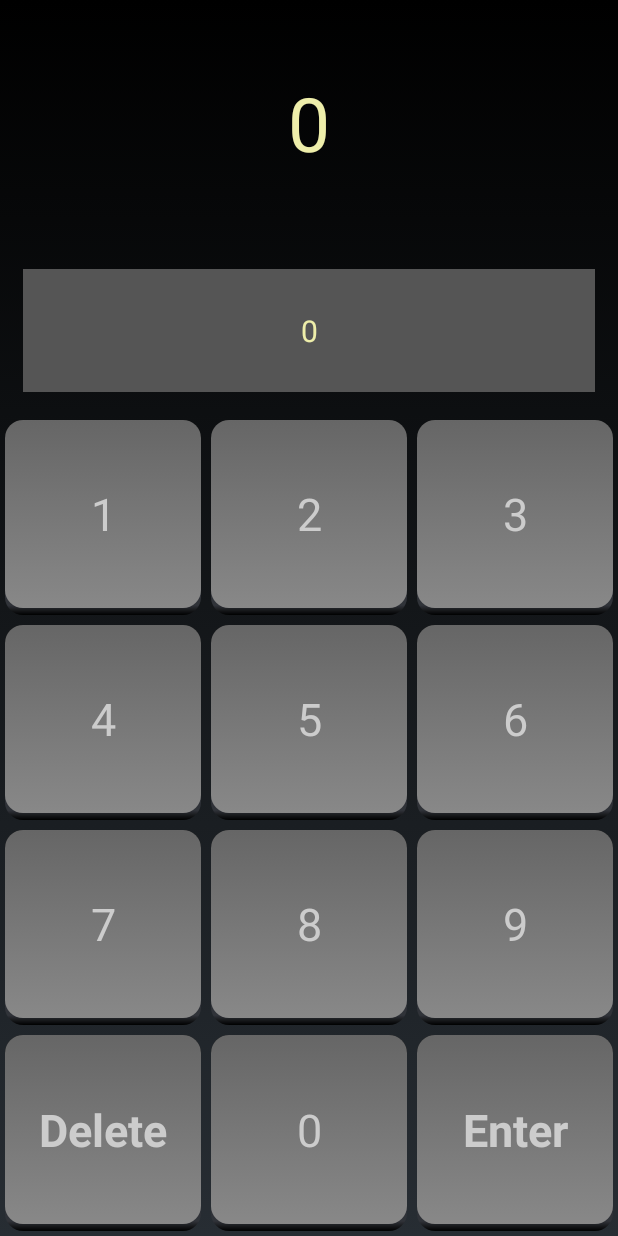
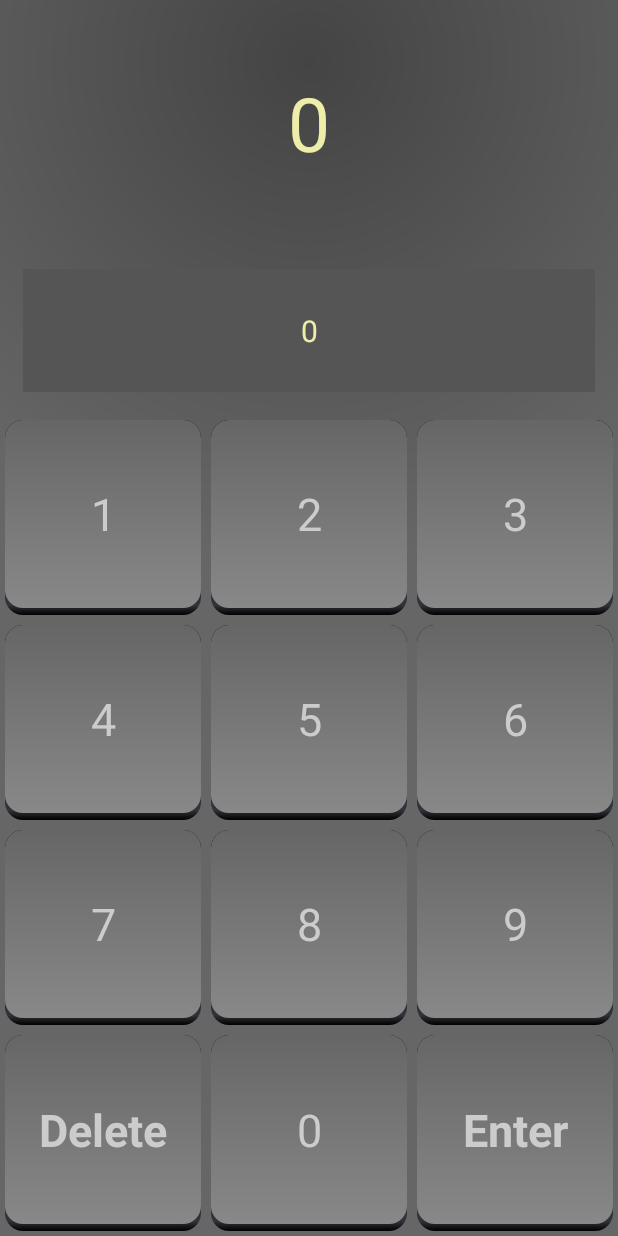
Before and after one commit to beepscore/RemoteControl, an Android app: the screen it shows after launch (RemoteControlActivity), on a phone screen of 412 x 824 dp. Run offline under Robolectric (Android 15) with nearby library versions, the phone set to English and light mode, and no system bars.

Commit message:
Add drawable/remote_background.xml and in fragment_remote_control use it

```diff
--- /dev/null
+++ b/app/src/main/res/drawable/remote_background.xml
@@ -0,0 +1,9 @@
+<?xml version="1.0" encoding="utf-8"?>
+<shape xmlns:android="http://schemas.android.com/apk/res/android">
+    <gradient
+        android:centerY="0.05"
+        android:startColor="#444444"
+        android:endColor="#666666"
+        android:gradientRadius="500"
+        android:type="radial" />
+</shape>
--- a/app/src/main/res/layout/fragment_remote_control.xml
+++ b/app/src/main/res/layout/fragment_remote_control.xml
@@ -3,6 +3,7 @@
              android:id="@+id/fragment_remote_control_tableLayout"
              android:layout_width="match_parent"
              android:layout_height="match_parent"
+             android:background="@drawable/remote_background"
              android:stretchColumns="*" >
     <TextView
         android:id="@+id/fragment_remote_control_selectedTextView"
```
